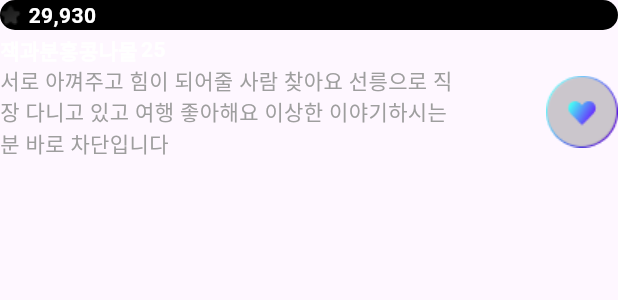
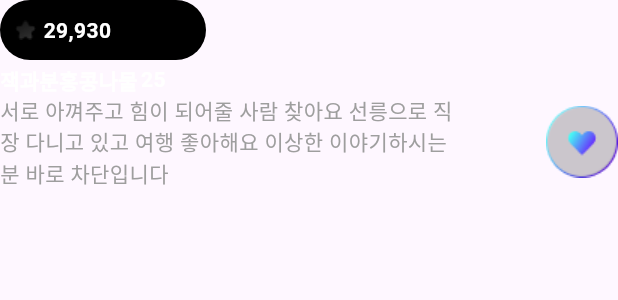
Before and after one commit to therenca/luvit, a Flutter app: the Second widget shown alone on an empty page, opened directly, on a phone screen of 412 x 824 dp. Shown: the top 300 px of the screen. Run offline on Flutter 3.47's test engine with Material 2 defaults, Android fonts, the phone set to English and light mode, and no system bars; our stand-ins replace cached_network_image, firebase_core, firebase_database; accounts and stored records are empty.

Commit message:
related to previous commit

```diff
--- a/lib/screens/cards/sections/second.dart
+++ b/lib/screens/cards/sections/second.dart
@@ -11,10 +11,14 @@ class Second extends StatelessWidget {
 			color: Colors.transparent,
 			child: Column(
 				children: [
-					Container(
+					Row(
+						children: [
+							Expanded(
+								child: Container(
+									padding: const EdgeInsets.all(10.0),
 									decoration: BoxDecoration(
 										color: Colors.black,
-							borderRadius: BorderRadius.circular(10.0)
+										borderRadius: BorderRadius.circular(20.0)
 									),
 									child: Row(
 										children: [
@@ -29,6 +33,10 @@ class Second extends StatelessWidget {
 											),
 										],
 									),
+								),
+							),
+							const Spacer(flex: 2,),
+						],
 					),
 					const SizedBox(height: 3.0),
 					const Row(
```
Lines whose indentation alone changed are shown as unchanged.
